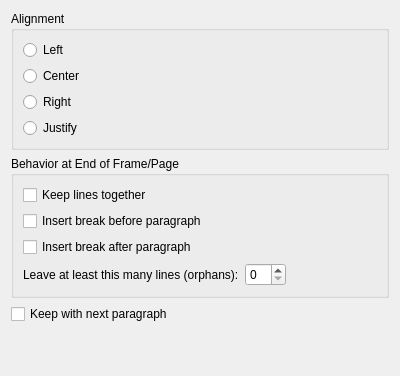
Qt form plugins/textshape/dialogs/ParagraphLayout.ui (KDE/calligra) before a commit.
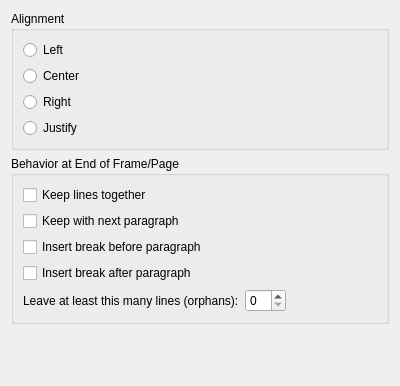
The same form after that commit.

The edit to the form file:
```diff
--- a/plugins/textshape/dialogs/ParagraphLayout.ui
+++ b/plugins/textshape/dialogs/ParagraphLayout.ui
@@ -7,7 +7,7 @@
     <x>0</x>
     <y>0</y>
     <width>400</width>
-    <height>376</height>
+    <height>386</height>
    </rect>
   </property>
   <layout class="QVBoxLayout" name="verticalLayout">
@@ -54,28 +54,7 @@
       <string>Behavior at End of Frame/Page</string>
      </property>
      <layout class="QGridLayout" name="gridLayout_2">
-      <item row="0" column="0">
-       <widget class="QCheckBox" name="keepTogether">
-        <property name="text">
-         <string>Keep lines together</string>
-        </property>
-       </widget>
-      </item>
-      <item row="1" column="0">
-       <widget class="QCheckBox" name="breakBefore">
-        <property name="text">
-         <string>Insert break before paragraph</string>
-        </property>
-       </widget>
-      </item>
-      <item row="2" column="0">
-       <widget class="QCheckBox" name="breakAfter">
-        <property name="text">
-         <string>Insert break after paragraph</string>
-        </property>
-       </widget>
-      </item>
-      <item row="3" column="0">
+      <item row="4" column="0">
        <layout class="QHBoxLayout" name="horizontalLayout">
         <item>
          <widget class="QLabel" name="label">
@@ -102,16 +81,37 @@
         </item>
        </layout>
       </item>
+      <item row="2" column="0">
+       <widget class="QCheckBox" name="breakBefore">
+        <property name="text">
+         <string>Insert break before paragraph</string>
+        </property>
+       </widget>
+      </item>
+      <item row="3" column="0">
+       <widget class="QCheckBox" name="breakAfter">
+        <property name="text">
+         <string>Insert break after paragraph</string>
+        </property>
+       </widget>
+      </item>
+      <item row="0" column="0">
+       <widget class="QCheckBox" name="keepTogether">
+        <property name="text">
+         <string>Keep lines together</string>
+        </property>
+       </widget>
+      </item>
+      <item row="1" column="0">
+       <widget class="QCheckBox" name="keepWithNext">
+        <property name="text">
+         <string>Keep with next paragraph</string>
+        </property>
+       </widget>
+      </item>
      </layout>
     </widget>
    </item>
-   <item>
-    <widget class="QCheckBox" name="keepWithNext">
-     <property name="text">
-      <string>Keep with next paragraph</string>
-     </property>
-    </widget>
-   </item>
    <item>
     <spacer>
      <property name="orientation">
```
